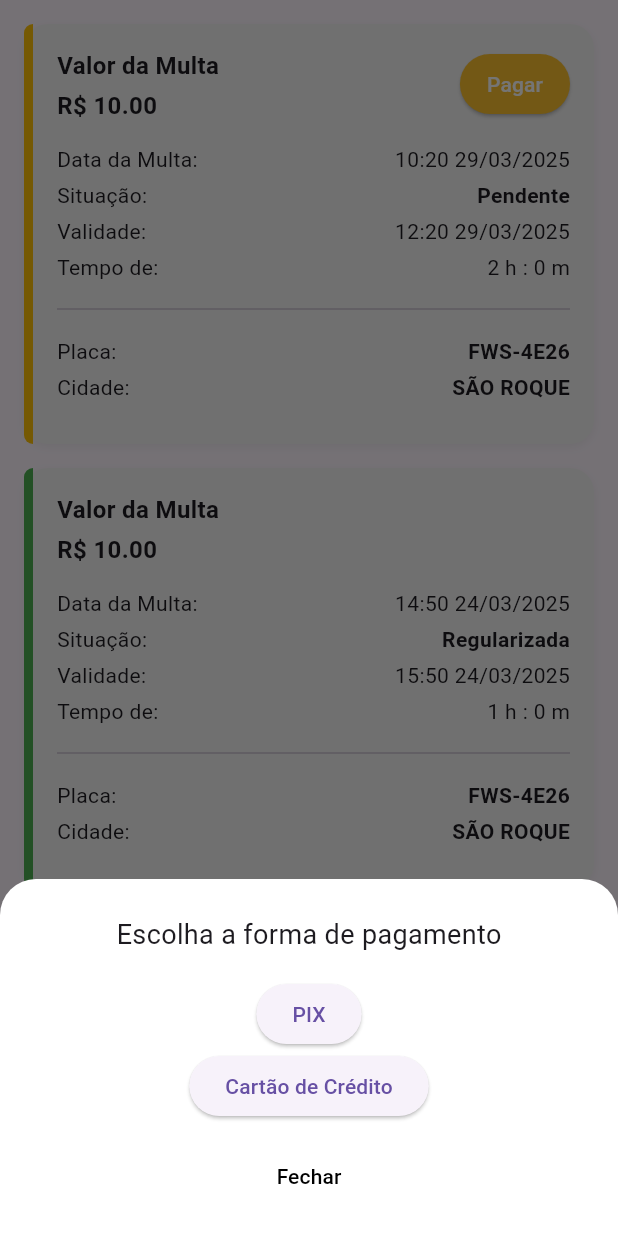
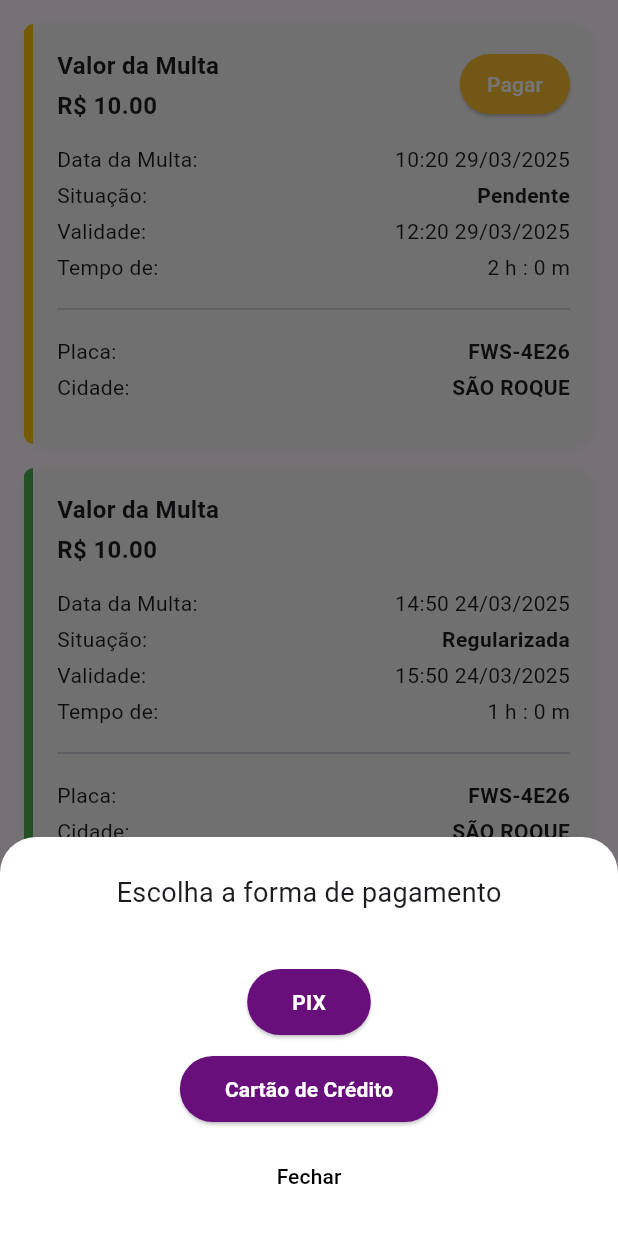
Before and after one commit to LucasCGentile/estaciona_facil, a Flutter app: the RegularizationPage screen opened directly, after a tap on "Pagar", on a phone screen of 412 x 824 dp. Run offline on Flutter 3.47's test engine with Material 3 defaults, Android fonts, the light colour scheme and no system bars; our stand-ins replace badges, lottie, mask_text_input_formatter, pin_code_fields, shared_preferences; accounts and stored records are empty.

Commit message:
Correções qrcode e botões
Acerto do caminho do qrcode e padronização dos botões

```diff
--- a/lib/pages/estaciona_page.dart
+++ b/lib/pages/estaciona_page.dart
@@ -165,7 +165,7 @@ class _MyHomePageState extends State<EstacionaPage> {
                 width: 200,
                 height: 200,
                 color: Colors.grey[300],
-                child: const Center(child: Text('QR CODE')),
+                child: const Center(child: Image(image: AssetImage('lib/assets/img/qrcode.jpeg'))),
               ),
               const SizedBox(height: 20),
               const Text('Escaneie o código com seu app bancário.'),
@@ -188,7 +188,7 @@ class _MyHomePageState extends State<EstacionaPage> {
                       vertical: 12,
                     ),
                   ),
-              child: const Text('Concluir'),
+              child: const Text('Concluir', style: TextStyle(color: Colors.white)),
             ),
           ],
         ),
--- a/lib/pages/regularization_page.dart
+++ b/lib/pages/regularization_page.dart
@@ -222,6 +222,7 @@ class _MyHomePageState extends State<RegularizationPage> {
           ),
           child: Column(
             mainAxisSize: MainAxisSize.min,
+            spacing: 10,
             children: [
               const Text(
                 "Escolha a forma de pagamento",
@@ -233,16 +234,30 @@ class _MyHomePageState extends State<RegularizationPage> {
                   Navigator.pop(context);
                   _showPixModal(context);
                 },
-                child: const Text("PIX"),
+                style: ElevatedButton.styleFrom(
+                    backgroundColor: AppColors.corPrincipal,
+                    padding: const EdgeInsets.symmetric(
+                      horizontal: 30,
+                      vertical: 12,
+                    ),
+                  ),
+                child: const Text("PIX", style: TextStyle(color: Colors.white, fontWeight: FontWeight.bold)),
               ),
               ElevatedButton(
                 onPressed: () {
                   Navigator.pop(context);
                   _showCartaoModal(context);
                 },
-                child: const Text("Cartão de Crédito"),
+                style: ElevatedButton.styleFrom(
+                    backgroundColor: AppColors.corPrincipal,
+                    padding: const EdgeInsets.symmetric(
+                      horizontal: 30,
+                      vertical: 12,
+                    ),
+                  ),
+                child: const Text("Cartão de Crédito", style: TextStyle(color: Colors.white, fontWeight: FontWeight.bold)),
               ),
-              const SizedBox(height: 12),
+
               TextButton(
                 onPressed: () {
                   Navigator.of(context).maybePop(); // mais seguro
@@ -273,7 +288,7 @@ class _MyHomePageState extends State<RegularizationPage> {
                 ),
                 const SizedBox(height: 16),
                 Image.asset(
-                  'assets/img/qrcode.jpeg',
+                  'lib/assets/img/qrcode.jpeg',
                   width: 150,
                   height: 150,
                   fit: BoxFit.contain,
@@ -370,6 +385,7 @@ class _MyHomePageState extends State<RegularizationPage> {
       context: context,
       builder:
           (ctx) => AlertDialog(
+            icon: const Icon(Icons.check_circle, color: Colors.green, size: 50),
             title: const Text("Pagamento Concluído"),
             content: const Text("Seu pagamento foi realizado com sucesso."),
             actions: [
--- a/lib/pages/ticket_page.dart
+++ b/lib/pages/ticket_page.dart
@@ -35,7 +35,7 @@ class _MyHomePageState extends State<TicketPage> {
                     width: 200,
                     height: 200,
                     color: Colors.grey[300],
-                    child: const Center(child: Text('QR CODE')),
+                     child: const Center(child: Image(image: AssetImage('lib/assets/img/qrcode.jpeg'))),
                   ),
                   const SizedBox(height: 20),
                   const Text('Escaneie o código com seu app bancário.'),
```
Also changed, not shown: pubspec.lock.
